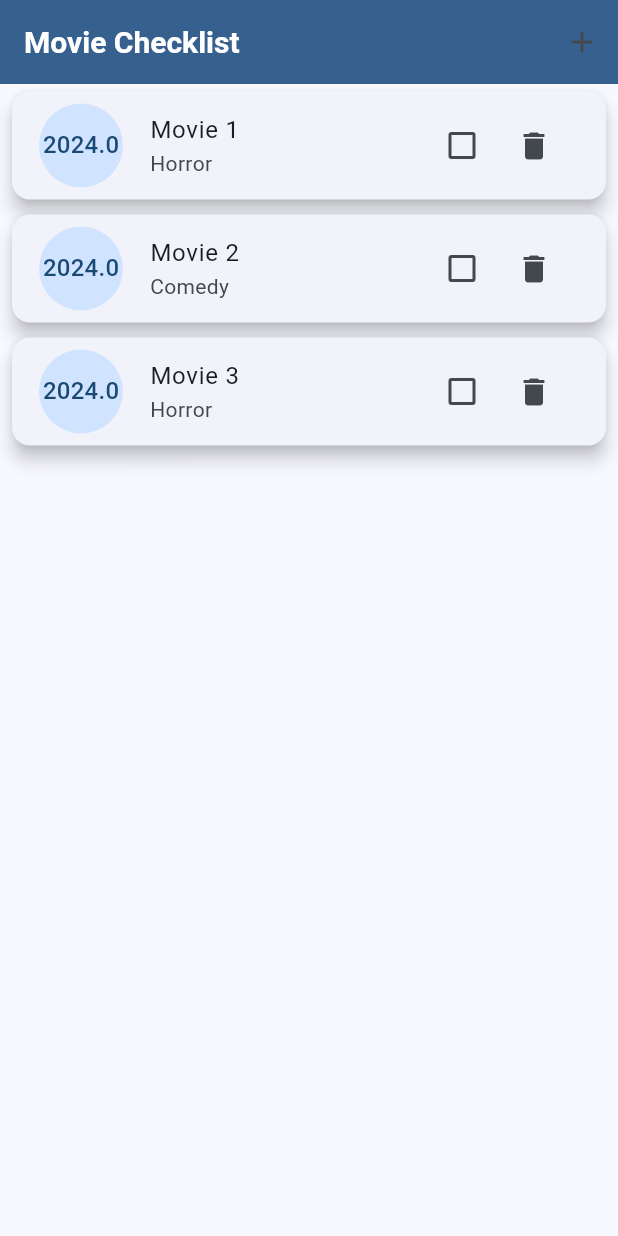
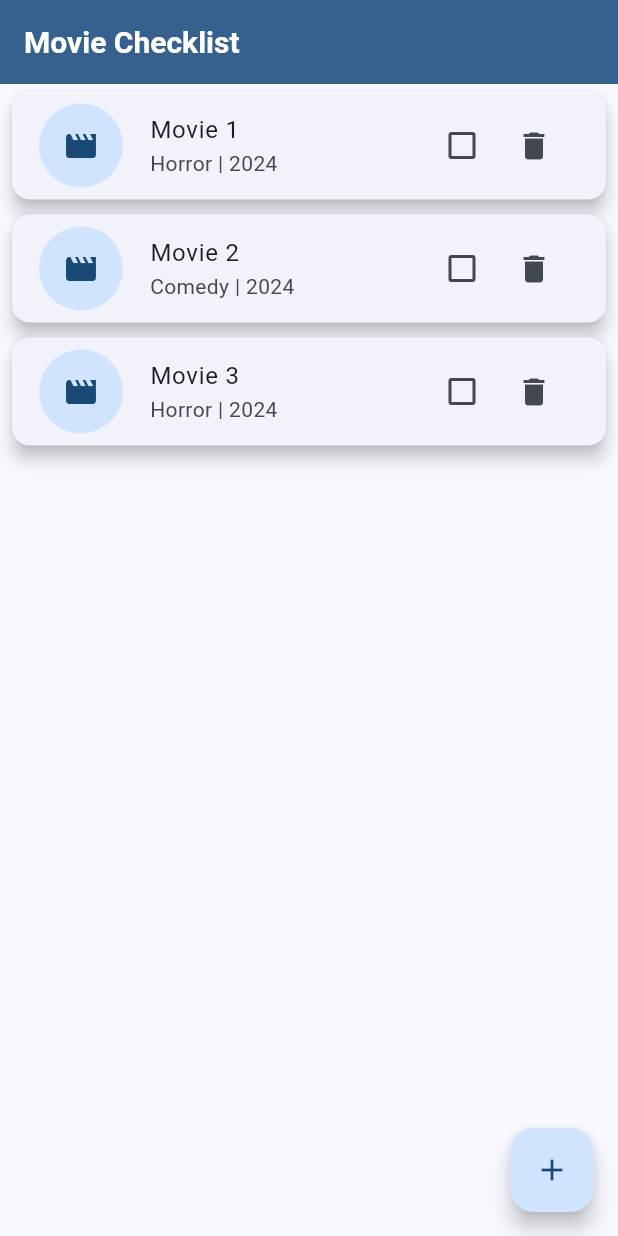
Before and after one commit to BreakingGoods/MobileApp_Project, a Flutter app: the screen it shows after launch, on a phone screen of 412 x 824 dp. Run offline on Flutter 3.47's test engine with Material 3 defaults, Android fonts, the phone set to English and light mode, and no system bars; our stand-ins replace sembast; missing offline and left inert: dart:ffi.

Commit message:
Right button +

```diff
--- a/lib/main.dart
+++ b/lib/main.dart
@@ -63,16 +63,6 @@ class _MyHomePageState extends State<MyHomePage> {
           fontSize: 20,
         ),
       ),
-        actions: [
-          IconButton(
-            icon: const Icon(Icons.add),
-            onPressed: () {
-              Navigator.push(context, MaterialPageRoute(builder: (context) {
-                return FormScreen();
-              }));
-            },
-          ),
-        ],
     ),
     body: Consumer<TransactionProvider>(
       builder: (context, provider, child) {
@@ -84,12 +74,12 @@ class _MyHomePageState extends State<MyHomePage> {
               margin: const EdgeInsets.symmetric(vertical: 5, horizontal: 8),
               child: ListTile(
                 title: Text(provider.transactions[index].title),
-                  subtitle: Text(provider.transactions[index].gentr),
-                  leading: CircleAvatar(
+                subtitle: Text(
+                  '${provider.transactions[index].gentr} | ${provider.transactions[index].year.toInt()}',
+                ),
+                leading: const CircleAvatar(
                   radius: 30,
-                    child: FittedBox(
-                      child: Text('${provider.transactions[index].year}'),
-                    ),
+                  child: Icon(Icons.movie),
                 ),
                 trailing: Row(
                   mainAxisSize: MainAxisSize.min,
@@ -114,6 +104,15 @@ class _MyHomePageState extends State<MyHomePage> {
         );
       },
     ),
+    floatingActionButton: FloatingActionButton(
+      onPressed: () {
+        Navigator.push(context, MaterialPageRoute(builder: (context) {
+          return FormScreen();
+        }));
+      },
+      child: const Icon(Icons.add),
+    ),
+    floatingActionButtonLocation: FloatingActionButtonLocation.endFloat,
   );
 }
 }
--- a/lib/models/transaction.dart
+++ b/lib/models/transaction.dart
@@ -1,12 +1,12 @@
 class Transaction {
-  // final String id;
+
   final String title;
   final double year;
   final String gentr;
   bool watched;
 
   Transaction({
-    // required this.id,
+
     required this.title,
     required this.year,
     required this.gentr,
--- a/lib/provider/transaction_provider.dart
+++ b/lib/provider/transaction_provider.dart
@@ -3,9 +3,9 @@ import 'package:account/models/transaction.dart';
 
 class TransactionProvider with ChangeNotifier {
   List<Transaction> transactions = [
-    Transaction(title: 'Movie 1', year: 2024,gentr: 'Horror'),
-    Transaction(title: 'Movie 2', year: 2024,gentr: 'Comedy'),
-    Transaction(title: 'Movie 3', year:2024,gentr: 'Horror'),
+    Transaction(title: 'Movie 1', year: 2024, gentr: 'Horror'),
+    Transaction(title: 'Movie 2', year: 2024, gentr: 'Comedy'),
+    Transaction(title: 'Movie 3', year: 2024, gentr: 'Horror'),
   ];
 
   List<Transaction> getTransaction() {
@@ -27,8 +27,4 @@ class TransactionProvider with ChangeNotifier {
     notifyListeners();
   }
 
-  void deleteTransactions(int index) {
-    transactions.removeAt(index);
-    notifyListeners();
-  }
 }
--- a/lib/screens/form_screen.dart
+++ b/lib/screens/form_screen.dart
@@ -65,7 +65,7 @@ class FormScreen extends StatelessWidget {
                       onPressed: () {
                             if (formKey.currentState!.validate())
                               {
-                                // create transaction data object
+
                                 var statement = Transaction(
                                     title: titleController.text,
                                     year: double.parse(yearController.text),
@@ -73,7 +73,7 @@ class FormScreen extends StatelessWidget {
 
                                     );
 
-                                // add transaction data object to provider
+
                                 var provider = Provider.of<TransactionProvider>(context, listen: false);
 
                                 provider.addTransaction(statement);
```
Lines whose indentation alone changed are shown as unchanged.
